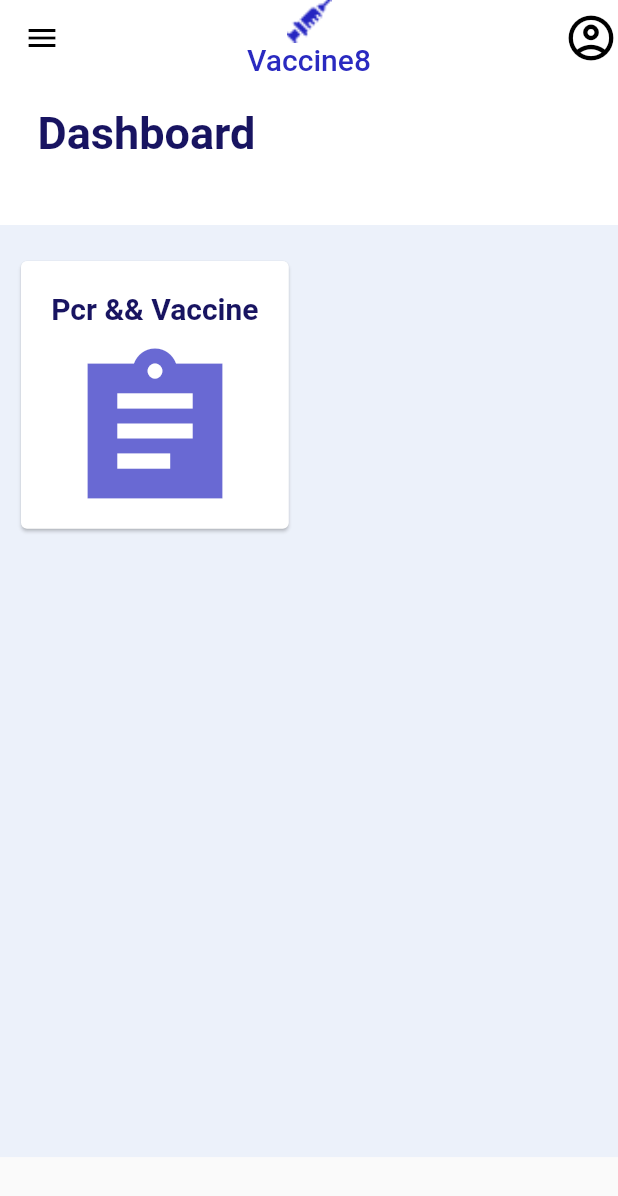
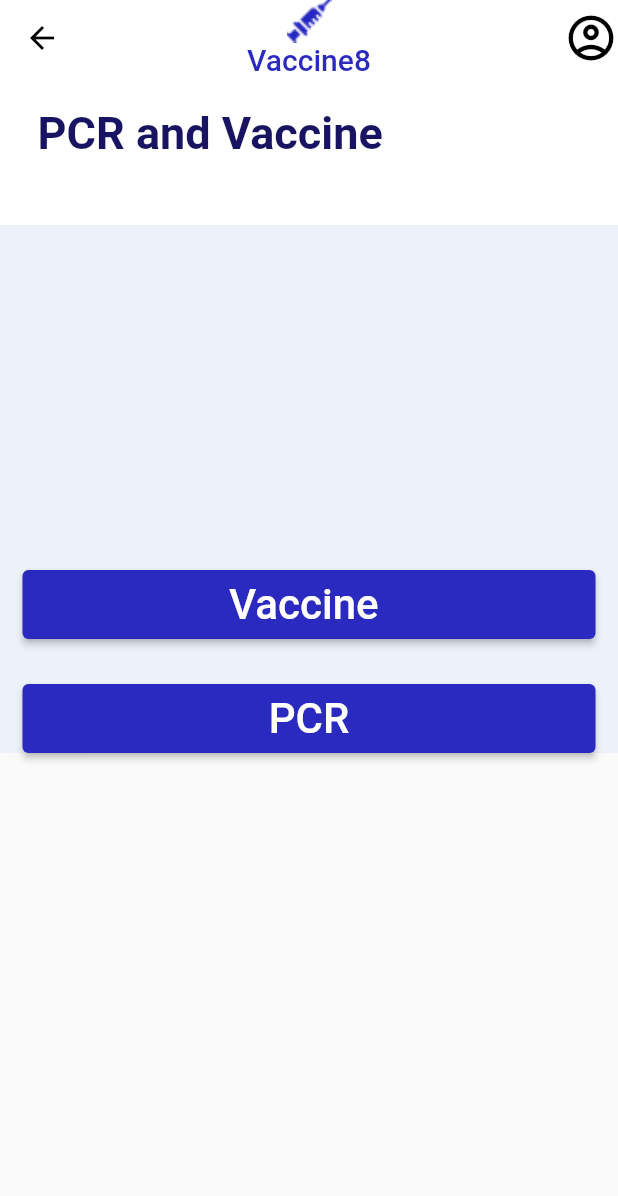
Before and after one commit to alpha-team-org/Vaccine8, a Flutter app: the screen it shows after launch, after a tap on "Pcr && Vaccine", on a phone screen of 412 x 824 dp. Shown: the top 1196 px of the screen. Run offline on Flutter 3.47's test engine with Material 2 defaults, Android fonts, the phone set to English and light mode, and no system bars.

Commit message:
first two screens

```diff
--- a/vaccine8/lib/app/dependcies.dart
+++ b/vaccine8/lib/app/dependcies.dart
@@ -1 +1,3 @@
 export '../screens/Applicant/Dashboard/dash_board.dart';
+export '../screens/Applicant/vaccine_pcr/vaccine_pcr.dart';
+export '../screens//Applicant/vaccine_pcr/vaccine/vaccine_board/vaccine_dashboard.dart';
--- a/vaccine8/lib/app/router.dart
+++ b/vaccine8/lib/app/router.dart
@@ -1,3 +1,4 @@
+
 import 'package:flutter/material.dart';
 
 import 'package:flutter/cupertino.dart';
@@ -8,7 +9,10 @@ switch(settings.name){
 
 case '/dash_board':
   return MaterialPageRoute(builder: (context)=>AppllicantDasboardScreen());
-
+  case '/&pcrvac':
+  return MaterialPageRoute(builder: (context)=>VaccineAndPcrScreen());
+  case '/vacboard':
+    return MaterialPageRoute(builder: (context)=>VaccineBoardScreen());
 
 
 
--- a/vaccine8/lib/components/bar.dart
+++ b/vaccine8/lib/components/bar.dart
@@ -3,11 +3,12 @@ import 'package:flutter/material.dart';
 class Bar extends StatelessWidget implements PreferredSizeWidget {
   @override
   Size get preferredSize => Size.fromHeight(50.0);
-
+  Color c;
+  Bar(this.c);
   Widget build(BuildContext context) {
     return AppBar(
 
-      backgroundColor: Colors.white,
+      backgroundColor: c,
 
       title: Column(
         children: [
--- a/vaccine8/lib/main.dart
+++ b/vaccine8/lib/main.dart
@@ -21,7 +21,6 @@ class MyApp extends StatelessWidget {
       debugShowCheckedModeBanner: false,
       initialRoute: "/dash_board",
       onGenerateRoute: router.createRoute,
-// home :AppllicantDasboardScreen()
     );
   }
 }
--- a/vaccine8/lib/screens/Applicant/Dashboard/body.dart
+++ b/vaccine8/lib/screens/Applicant/Dashboard/body.dart
@@ -33,7 +33,9 @@ class _gridview extends StatelessWidget {
       crossAxisSpacing: 19,
       children: <Widget>[
         GestureDetector(
-          onTap: () {},
+          onTap: () {
+            Navigator.pushNamed(context, '/&pcrvac');
+          },
           child: _card(),
         ),
       ],
--- a/vaccine8/lib/screens/Applicant/Dashboard/dash_board.dart
+++ b/vaccine8/lib/screens/Applicant/Dashboard/dash_board.dart
@@ -7,7 +7,7 @@ class AppllicantDasboardScreen extends StatelessWidget {
   @override
   Widget build(BuildContext context) {
     return Scaffold(
-      appBar: Bar(),
+      appBar: Bar(Colors.white),
       body: Body(),
       drawer: Draw(),
     );
--- /dev/null
+++ b/vaccine8/lib/screens/Applicant/vaccine_pcr/vaccine_pcr.dart
@@ -0,0 +1,16 @@
+import 'package:flutter/cupertino.dart';
+import 'package:flutter/material.dart';
+import 'package:vaccine8/app/colors.dart';
+import 'package:vaccine8/components/bar.dart';
+import 'package:vaccine8/screens/Applicant/vaccine_pcr/vaccine_pcr_body.dart';
+
+class VaccineAndPcrScreen extends StatelessWidget {
+  @override
+  Widget build(BuildContext context) {
+    return Scaffold(
+      appBar: Bar(Colors.white),
+      body:Body("Vaccine ","PCR"),
+
+    );
+  }
+}
--- /dev/null
+++ b/vaccine8/lib/screens/Applicant/vaccine_pcr/vaccine_pcr_body.dart
@@ -0,0 +1,104 @@
+import 'package:flutter/material.dart';
+import 'package:vaccine8/app/colors.dart';
+
+class Body extends StatelessWidget {
+  String str1 , str2;
+  Body(this.str1,this.str2);
+
+  @override
+  Widget build(BuildContext context) {
+    return Column(
+
+      children: [
+        _cliprect(),
+      // Center(
+         Container(
+           decoration: BoxDecoration(color:bacColor),
+           padding: EdgeInsets.only(top:200),
+           child: Column(
+            children: <Widget>[
+              Container(
+                width: double.infinity,
+                height: 46,
+                margin: EdgeInsets.symmetric(horizontal: 15,vertical: 30),
+                child: ElevatedButton(
+                  onPressed: () {
+                    Navigator.pushNamed(context, '/vacboard');
+                  },
+                  child: Text(
+                    str1,
+                    style: TextStyle(fontSize: 28),
+                  ),
+                  style: ElevatedButton.styleFrom(
+                    primary: iconColor, // background
+                    onPrimary: Colors.white, // foreground
+                  ),
+                ),
+              ),
+              Container(
+                width: double.infinity,
+                height: 46,
+                margin: EdgeInsets.symmetric(horizontal: 15),
+                child: ElevatedButton(
+
+                  onPressed: () {
+
+
+                  },
+                  child: Text(
+                    str2,
+                    style: TextStyle(fontSize: 28),
+                  ),
+                  style: ElevatedButton.styleFrom(
+                    primary: iconColor, // background
+                    onPrimary: Colors.white, // foreground
+                  ),
+                ),
+              ),
+            ],
+        ),
+         ),
+      // ),
+      ],
+    );
+  }
+}
+
+
+
+
+
+
+class _cliprect extends StatelessWidget {
+  const _cliprect({
+    Key key,
+  }) : super(key: key);
+
+  @override
+  Widget build(BuildContext context) {
+    return ClipRect(
+        child: Container(
+      child: Padding(
+        padding: const EdgeInsets.only(top: 21.0, left: 25),
+        child: Text('PCR and Vaccine',
+            style: TextStyle(
+                fontSize: 30,
+                fontWeight: FontWeight.bold,
+                color: Color.fromRGBO(24, 20, 97, 1))),
+      ),
+      height: 100,
+      width: double.infinity,
+      decoration: BoxDecoration(
+        boxShadow: [
+          BoxShadow(
+            color: Colors.grey.withOpacity(.8),
+            spreadRadius: 5,
+            blurRadius: 1,
+            // offset: Offset(4, 4),
+          )
+        ],
+        color: Colors.white,
+      ),
+    ));
+  }
+}
```
Also changed, not shown: vaccine8/lib/screens/Applicant/vaccine_pcr/vaccine/vaccine_board/vaccine_dash_body.dart (added, +102 -0 lines), vaccine8/lib/screens/Applicant/vaccine_pcr/vaccine/vaccine_board/vaccine_dashboard.dart (added, +17 -0 lines).
